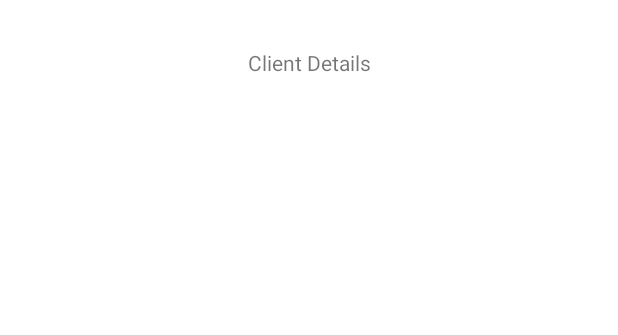
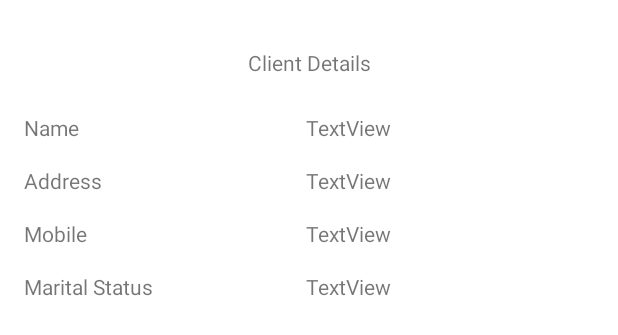
Before and after one commit to ColinM94/FYP, an Android app: the layout activity_client.xml on its own in the app's theme, with its tools: preview values and no code run, on a phone screen of 412 x 824 dp. Shown: the top 335 px of the screen. Run offline under Robolectric (Android 15) with nearby library versions, the phone set to English and light mode, and no system bars.

Commit message:
Implement client details
- Clicking on a client will display their details.

```diff
--- a/app/src/main/AndroidManifest.xml
+++ b/app/src/main/AndroidManifest.xml
@@ -35,9 +35,7 @@
                     android:name="android.support.PARENT_ACTIVITY"
                     android:value="com.colinmaher.carersapp.MainActivity" />
         </activity>
-        <activity
-                android:name=".MainActivity"
-                android:label="@string/title_activity_main" />
+        <activity android:name=".MainActivity" />
         <activity android:name=".SignupActivity" />
         <activity android:name=".SigninActivity">
             <intent-filter>
--- a/app/src/main/java/com/colinmaher/carersapp/fragments/ClientsFragment.kt
+++ b/app/src/main/java/com/colinmaher/carersapp/fragments/ClientsFragment.kt
@@ -99,7 +99,7 @@ class ClientAdapter(val context: Context) : RecyclerView.Adapter<ClientAdapter.V
         val item = items[position]
 
        // selectedId = item.id
-        holder.containerView.textview_client_name.text = item.name
+        holder.containerView.textview_client_name_label.text = item.name
         holder.containerView.textview_client_mobile.text = item.mobile
 
         holder.containerView.setOnClickListener {
--- a/app/src/main/res/layout/activity_client.xml
+++ b/app/src/main/res/layout/activity_client.xml
@@ -17,11 +17,84 @@
             app:layout_constraintTop_toTopOf="parent" />
 
     <TextView
+            android:id="@+id/textview_client_name_label"
+            android:layout_width="wrap_content"
+            android:layout_height="wrap_content"
+            android:layout_marginStart="16dp"
+            android:text="@string/client_name"
+            app:layout_constraintBottom_toBottomOf="@+id/textview_client_name"
+            app:layout_constraintStart_toStartOf="parent"
+            app:layout_constraintTop_toTopOf="@+id/textview_client_name" />
+
+    <TextView
+            android:id="@+id/textview_client_address_label"
+            android:layout_width="wrap_content"
+            android:layout_height="wrap_content"
+            android:layout_marginStart="16dp"
+            android:layout_marginTop="16dp"
+            android:text="@string/client_address"
+            app:layout_constraintStart_toStartOf="parent"
+            app:layout_constraintTop_toBottomOf="@+id/textview_client_name_label" />
+
+    <TextView
+            android:id="@+id/textview_client_mobile_label"
+            android:layout_width="wrap_content"
+            android:layout_height="wrap_content"
+            android:layout_marginStart="16dp"
+            android:layout_marginTop="16dp"
+            android:text="@string/client_mobile"
+            app:layout_constraintStart_toStartOf="parent"
+            app:layout_constraintTop_toBottomOf="@+id/textview_client_address" />
+
+    <TextView
+            android:id="@+id/textview_client_marital_label"
+            android:layout_width="wrap_content"
+            android:layout_height="wrap_content"
+            android:layout_marginStart="16dp"
+            android:layout_marginTop="16dp"
+            android:text="@string/client_marital"
+            app:layout_constraintStart_toStartOf="parent"
+            app:layout_constraintTop_toBottomOf="@+id/textview_client_mobile_label" />
+
+    <TextView
             android:id="@+id/textview_client_name"
             android:layout_width="wrap_content"
             android:layout_height="wrap_content"
-            android:layout_marginTop="32dp"
+            android:layout_marginTop="24dp"
+            android:text="TextView"
             app:layout_constraintEnd_toEndOf="parent"
-            app:layout_constraintStart_toStartOf="parent"
+            app:layout_constraintStart_toEndOf="@+id/textview_client_name_label"
             app:layout_constraintTop_toBottomOf="@+id/textview_client_title" />
+
+    <TextView
+            android:id="@+id/textview_client_address"
+            android:layout_width="180dp"
+            android:layout_height="wrap_content"
+            android:layout_marginTop="16dp"
+            android:text="TextView"
+            app:layout_constraintEnd_toEndOf="parent"
+            app:layout_constraintHorizontal_bias="0.0"
+            app:layout_constraintStart_toStartOf="@+id/textview_client_name"
+            app:layout_constraintTop_toBottomOf="@+id/textview_client_name" />
+
+    <TextView
+            android:id="@+id/textview_client_mobile"
+            android:layout_width="wrap_content"
+            android:layout_height="wrap_content"
+            android:layout_marginTop="16dp"
+            android:text="TextView"
+            app:layout_constraintEnd_toEndOf="parent"
+            app:layout_constraintHorizontal_bias="0.501"
+            app:layout_constraintStart_toEndOf="@+id/textview_client_name_label"
+            app:layout_constraintTop_toBottomOf="@+id/textview_client_address" />
+
+    <TextView
+            android:id="@+id/textview_client_marital"
+            android:layout_width="wrap_content"
+            android:layout_height="wrap_content"
+            android:layout_marginTop="16dp"
+            android:text="TextView"
+            app:layout_constraintEnd_toEndOf="parent"
+            app:layout_constraintStart_toEndOf="@+id/textview_client_name_label"
+            app:layout_constraintTop_toBottomOf="@+id/textview_client_mobile" />
 </androidx.constraintlayout.widget.ConstraintLayout>
--- a/app/src/main/res/layout/client_item.xml
+++ b/app/src/main/res/layout/client_item.xml
@@ -10,7 +10,7 @@
         android:foreground="?android:attr/selectableItemBackground">
 
     <TextView
-            android:id="@+id/textview_client_name"
+            android:id="@+id/textview_client_name_label"
             android:layout_width="190dp"
             android:layout_height="wrap_content"
             android:textAppearance="?attr/textAppearanceListItem" />
--- a/app/src/main/res/values/strings.xml
+++ b/app/src/main/res/values/strings.xml
@@ -1,7 +1,6 @@
 <resources>
+    <!-- App -->
     <string name="app_name">Carers App</string>
-
-    <string name="title_activity_main">MainActivity</string>
 
     <!-- Signup -->
     <string name="signup_name">Name</string>
@@ -28,7 +27,6 @@
 
     <!-- Visit -->
     <string name="visit_title">Visit Details</string>
-
 
     <!-- Profile -->
     <string name="profile_title">Profile</string>
@@ -74,6 +72,10 @@
 
     <!-- Client -->
     <string name="client_title">Client Details</string>
+    <string name="client_name">Name</string>
+    <string name="client_address">Address</string>
+    <string name="client_mobile">Mobile</string>
+    <string name="client_marital">Marital Status</string>
 
     <!-- Settings -->
     <string name="settings_title">Settings</string>
```
Also changed, not shown: app/src/main/java/com/colinmaher/carersapp/ClientActivity.kt (+35 -2 lines), app/src/main/java/com/colinmaher/carersapp/models/Client.kt (renamed from app/src/main/java/com/colinmaher/carersapp/models/Visit.kt, +5 -2 lines), app/src/main/res/layout/fragment_client.xml (deleted, +0 -10 lines).
